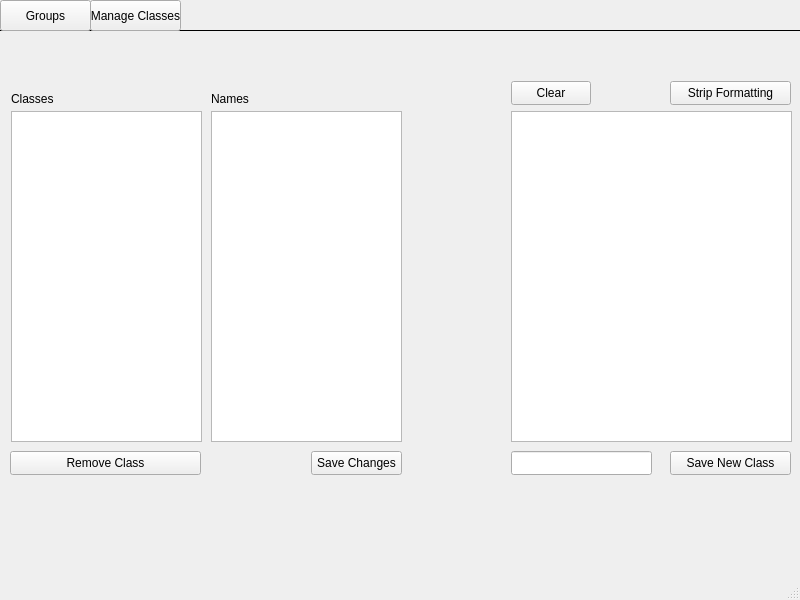
The window that hello/mainwindow.ui (20jmorrison/makeGroups) describes before a commit, drawn with Qt 5.
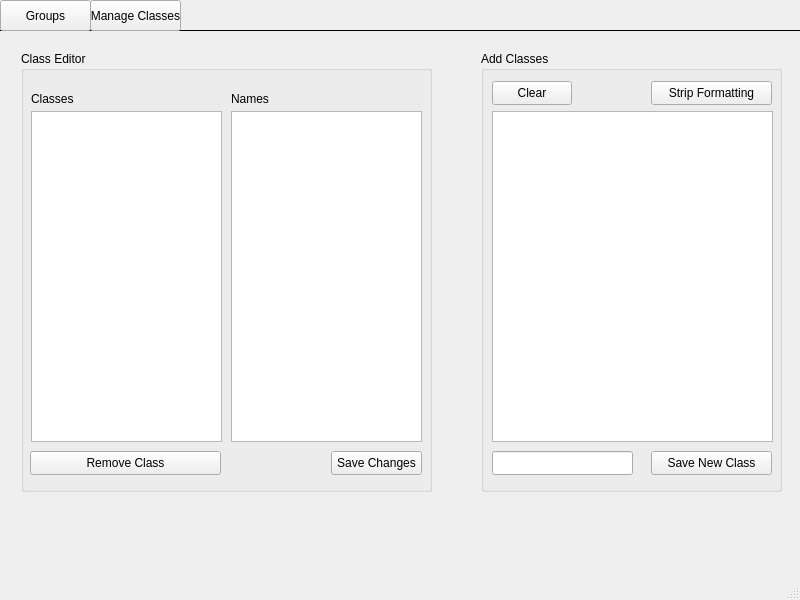
The same window after the commit.

Commit message: Class Manager done for now

```diff
--- a/hello/mainwindow.ui
+++ b/hello/mainwindow.ui
@@ -33,7 +33,7 @@
      <widget class="QTextEdit" name="inputText_txt">
       <property name="geometry">
        <rect>
-        <x>520</x>
+        <x>501</x>
         <y>80</y>
         <width>281</width>
         <height>331</height>
@@ -43,7 +43,7 @@
      <widget class="QPushButton" name="clear_btn">
       <property name="geometry">
        <rect>
-        <x>520</x>
+        <x>501</x>
         <y>50</y>
         <width>80</width>
         <height>24</height>
@@ -56,7 +56,7 @@
      <widget class="QPushButton" name="enter_btn">
       <property name="geometry">
        <rect>
-        <x>679</x>
+        <x>660</x>
         <y>50</y>
         <width>121</width>
         <height>24</height>
@@ -69,7 +69,7 @@
      <widget class="QPushButton" name="save_btn">
       <property name="geometry">
        <rect>
-        <x>679</x>
+        <x>660</x>
         <y>420</y>
         <width>121</width>
         <height>24</height>
@@ -82,7 +82,7 @@
      <widget class="QLineEdit" name="className_txt">
       <property name="geometry">
        <rect>
-        <x>520</x>
+        <x>501</x>
         <y>420</y>
         <width>141</width>
         <height>24</height>
@@ -92,7 +92,7 @@
      <widget class="QListWidget" name="classes_list_2">
       <property name="geometry">
        <rect>
-        <x>20</x>
+        <x>40</x>
         <y>80</y>
         <width>191</width>
         <height>331</height>
@@ -105,7 +105,7 @@
      <widget class="QTextEdit" name="names_list_2">
       <property name="geometry">
        <rect>
-        <x>220</x>
+        <x>240</x>
         <y>80</y>
         <width>191</width>
         <height>331</height>
@@ -115,7 +115,7 @@
      <widget class="QLabel" name="label">
       <property name="geometry">
        <rect>
-        <x>20</x>
+        <x>40</x>
         <y>60</y>
         <width>49</width>
         <height>16</height>
@@ -128,7 +128,7 @@
      <widget class="QLabel" name="label_5">
       <property name="geometry">
        <rect>
-        <x>220</x>
+        <x>240</x>
         <y>60</y>
         <width>49</width>
         <height>16</height>
@@ -141,7 +141,7 @@
      <widget class="QPushButton" name="saveChanges_btn">
       <property name="geometry">
        <rect>
-        <x>320</x>
+        <x>340</x>
         <y>420</y>
         <width>91</width>
         <height>24</height>
@@ -154,7 +154,7 @@
      <widget class="QPushButton" name="removeClass_btn">
       <property name="geometry">
        <rect>
-        <x>19</x>
+        <x>39</x>
         <y>420</y>
         <width>191</width>
         <height>24</height>
@@ -164,6 +164,45 @@
        <string>Remove Class</string>
       </property>
      </widget>
+     <widget class="QGroupBox" name="groupBox">
+      <property name="geometry">
+       <rect>
+        <x>490</x>
+        <y>20</y>
+        <width>301</width>
+        <height>441</height>
+       </rect>
+      </property>
+      <property name="title">
+       <string>Add Classes</string>
+      </property>
+     </widget>
+     <widget class="QGroupBox" name="groupBox_2">
+      <property name="geometry">
+       <rect>
+        <x>30</x>
+        <y>20</y>
+        <width>411</width>
+        <height>441</height>
+       </rect>
+      </property>
+      <property name="title">
+       <string>Class Editor</string>
+      </property>
+     </widget>
+     <zorder>groupBox</zorder>
+     <zorder>groupBox_2</zorder>
+     <zorder>inputText_txt</zorder>
+     <zorder>clear_btn</zorder>
+     <zorder>enter_btn</zorder>
+     <zorder>save_btn</zorder>
+     <zorder>className_txt</zorder>
+     <zorder>classes_list_2</zorder>
+     <zorder>names_list_2</zorder>
+     <zorder>label</zorder>
+     <zorder>label_5</zorder>
+     <zorder>saveChanges_btn</zorder>
+     <zorder>removeClass_btn</zorder>
     </widget>
     <widget class="QWidget" name="page_2">
      <widget class="QListWidget" name="classes_list">
```
The commit also changes 5 other files.
